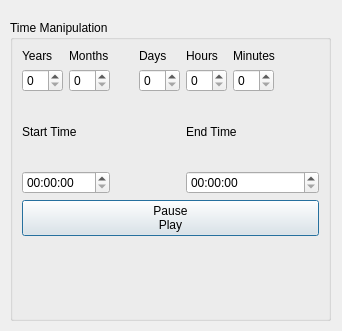
Qt form Uis/PyStripToolTimeManip.ui (lisazacarias/PyStripTool) before a commit.
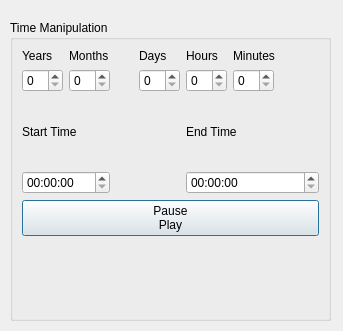
The same form after that commit. Custom widgets are drawn as their Qt base class.

Patch:
```diff
--- a/Uis/PyStripToolTimeManip.ui
+++ b/Uis/PyStripToolTimeManip.ui
@@ -6,7 +6,7 @@
    <rect>
     <x>0</x>
     <y>0</y>
-    <width>342</width>
+    <width>343</width>
     <height>331</height>
    </rect>
   </property>
```
